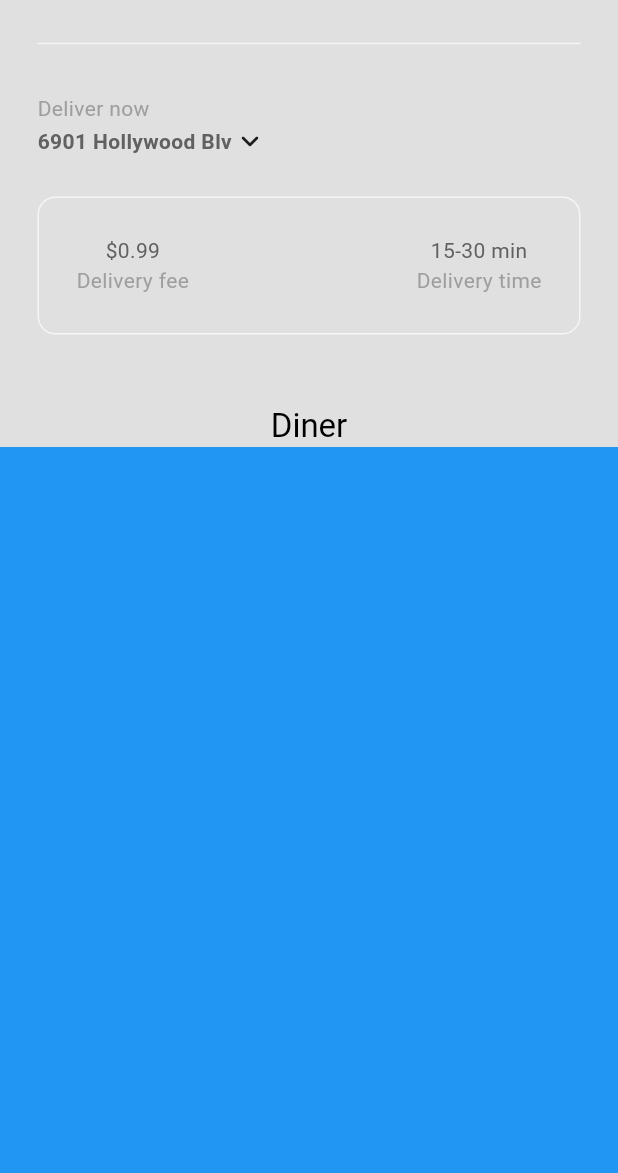
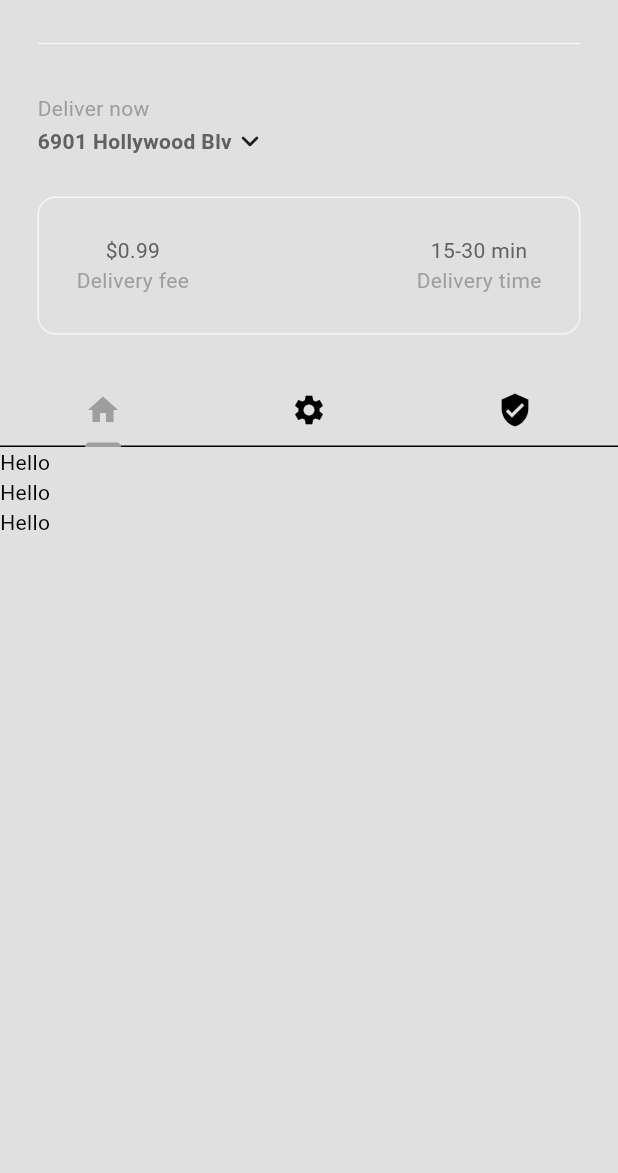
Before and after one commit to Sagarchauhan-web/flutter, a Flutter app: the HomePage screen opened directly, on a phone screen of 412 x 824 dp, the part 63-1236 px from its top. Run offline on Flutter 3.47's test engine with Material 3 defaults, Android fonts, the phone set to English and light mode, and no system bars; our stand-ins replace google_fonts.

Commit message:
Minimal_food_delivery: Tabs system

```diff
--- /dev/null
+++ b/minimal_food_delivery/lib/components/my_tab_bar.dart
@@ -0,0 +1,27 @@
+import 'package:flutter/material.dart';
+
+class MyTabBar extends StatelessWidget {
+  final TabController tabController;
+
+  const MyTabBar({super.key, required this.tabController});
+
+  @override
+  Widget build(BuildContext context) {
+    return Container(
+      child: TabBar(
+        controller: tabController,
+        tabs: [
+          Tab(
+            icon: Icon(Icons.home),
+          ),
+          Tab(
+            icon: Icon(Icons.settings),
+          ),
+          Tab(
+            icon: Icon(Icons.verified_user),
+          )
+        ],
+      ),
+    );
+  }
+}
--- a/minimal_food_delivery/lib/pages/home_page.dart
+++ b/minimal_food_delivery/lib/pages/home_page.dart
@@ -3,6 +3,7 @@
 import "package:minimal_food_delivery/components/my_description_box.dart";
 import "package:minimal_food_delivery/components/my_drawer.dart";
 import "package:minimal_food_delivery/components/my_sliver_app_bar.dart";
+import "package:minimal_food_delivery/components/my_tab_bar.dart";
 
 class HomePage extends StatefulWidget {
   const HomePage({super.key});
@@ -11,7 +12,22 @@
   State<HomePage> createState() => _HomePageState();
 }
 
-class _HomePageState extends State<HomePage> {
+class _HomePageState extends State<HomePage>
+    with SingleTickerProviderStateMixin {
+  late TabController _tabController;
+
+  @override
+  void initState() {
+    super.initState();
+    _tabController = TabController(length: 3, vsync: this);
+  }
+
+  @override
+  void dispose() {
+    _tabController.dispose();
+    super.dispose();
+  }
+
   @override
   Widget build(BuildContext context) {
     return Scaffold(
@@ -19,7 +35,9 @@
       body: NestedScrollView(
         headerSliverBuilder: (context, innerBoxIsScrolled) => [
           MySliverAppBar(
-            title: Text('Diner'),
+            title: MyTabBar(
+              tabController: _tabController,
+            ),
             child: Column(
               mainAxisAlignment: MainAxisAlignment.end,
               children: [
@@ -34,7 +52,23 @@
             ),
           )
         ],
-        body: Container(color: Colors.blue),
+        body: TabBarView(
+          controller: _tabController,
+          children: [
+            ListView.builder(
+              itemBuilder: (context, index) => Text("Hello"),
+              itemCount: 3,
+            ),
+            ListView.builder(
+              itemBuilder: (context, index) => Text("FLutter"),
+              itemCount: 3,
+            ),
+            ListView.builder(
+              itemBuilder: (context, index) => Text("3rd"),
+              itemCount: 3,
+            ),
+          ],
+        ),
       ),
     );
   }
```
